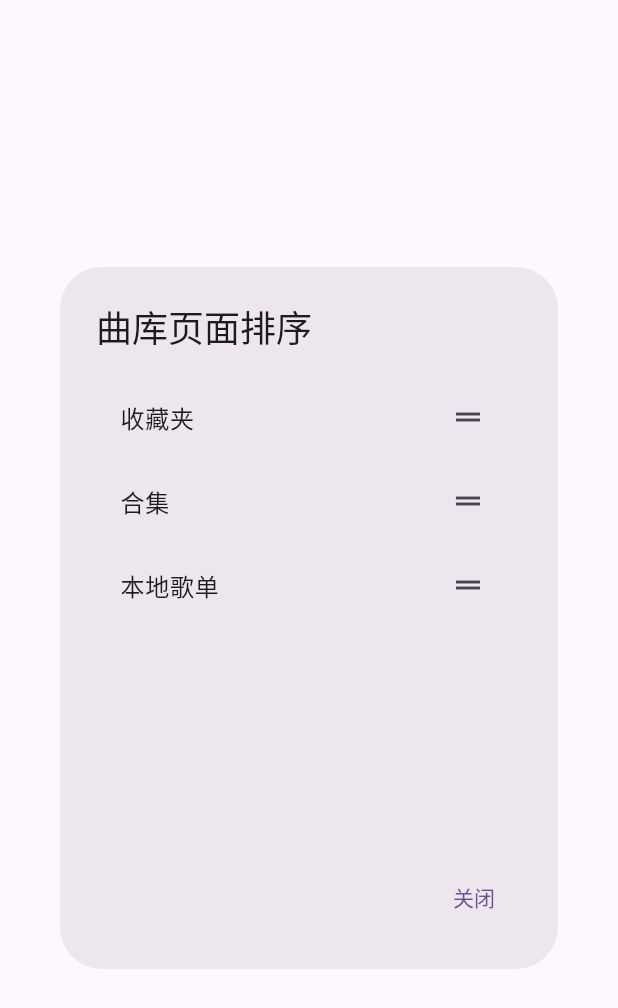
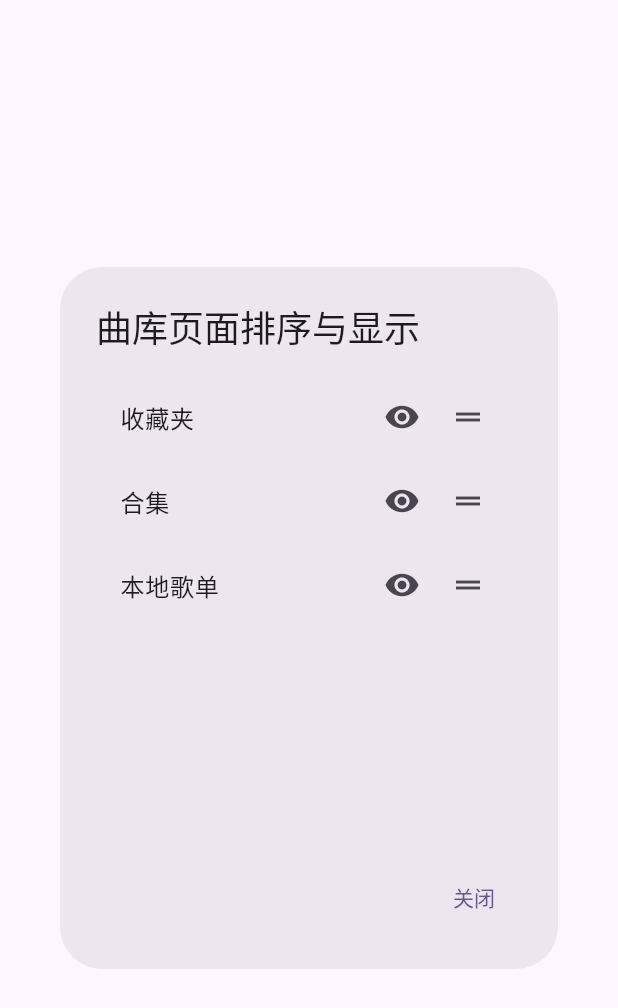
Before and after one commit to UtopiaXC/UtopiaMusic, a Flutter app: the _LibraryOrderDialog widget shown alone on an empty page, opened directly, on a phone screen of 412 x 824 dp. Shown: the top 1008 px of the screen. Run offline on Flutter 3.47's test engine with Material 3 defaults, Android fonts, the phone set to English and light mode, and no system bars; our stand-ins replace cookie_jar, dio, dio_cookie_manager, flutter_colorpicker, flutter_markdown_plus, flutter_phoenix and 10 more; missing offline and left inert: just_audio_media_kit, privacy_screen; accounts and stored records are empty; network calls fail; statements that could not run were skipped.

```diff
--- a/lib/pages/main/settings/fragments/appearance_settings_page.dart
+++ b/lib/pages/main/settings/fragments/appearance_settings_page.dart
@@ -139,7 +139,7 @@ class AppearanceSettingsPage extends StatelessWidget {
 
   Widget _buildLibraryOrderItem(BuildContext context) {
     return ListTile(
-      title: const Text('曲库页面排序'),
+      title: const Text('曲库页面排序与显示'),
       trailing: const Icon(Icons.chevron_right),
       onTap: () => _showLibraryOrderDialog(context),
     );
@@ -159,7 +159,7 @@ class _LibraryOrderDialog extends StatelessWidget {
   @override
   Widget build(BuildContext context) {
     return AlertDialog(
-      title: const Text('曲库页面排序'),
+      title: const Text('曲库页面排序与显示'),
       content: SizedBox(
         width: double.maxFinite,
         height: 300,
@@ -170,6 +170,7 @@ class _LibraryOrderDialog extends StatelessWidget {
               onReorder: libraryProvider.updateOrder,
               itemBuilder: (context, index) {
                 final type = libraryProvider.categoryOrder[index];
+                final isHidden = libraryProvider.hiddenCategories.contains(type);
                 String title = '';
                 switch (type) {
                   case PlaylistCategoryType.favorites:
@@ -184,8 +185,24 @@ class _LibraryOrderDialog extends StatelessWidget {
                 }
                 return ListTile(
                   key: ValueKey(type),
-                  title: Text(title),
-                  trailing: const Icon(Icons.drag_handle),
+                  title: Text(
+                    title,
+                    style: TextStyle(
+                      color: isHidden ? Theme.of(context).disabledColor : null,
+                      decoration: isHidden ? TextDecoration.lineThrough : null,
+                    ),
+                  ),
+                  trailing: Row(
+                    mainAxisSize: MainAxisSize.min,
+                    children: [
+                      IconButton(
+                        icon: Icon(isHidden ? Icons.visibility_off : Icons.visibility),
+                        onPressed: () => _showVisibilityDialog(context, libraryProvider, type, isHidden),
+                      ),
+                      const SizedBox(width: 8),
+                      const Icon(Icons.drag_handle),
+                    ],
+                  ),
                 );
               },
             );
@@ -200,4 +217,27 @@ class _LibraryOrderDialog extends StatelessWidget {
       ],
     );
   }
+
+  void _showVisibilityDialog(BuildContext context, LibraryProvider provider, PlaylistCategoryType type, bool isHidden) {
+    showDialog(
+      context: context,
+      builder: (dialogContext) => AlertDialog(
+        title: Text(isHidden ? '显示控件' : '隐藏控件'),
+        content: Text(isHidden ? '是否在曲库中恢复显示该控件？' : '是否在曲库中隐藏该控件？'),
+        actions: [
+          TextButton(
+            onPressed: () => Navigator.pop(dialogContext),
+            child: const Text('取消'),
+          ),
+          TextButton(
+            onPressed: () {
+              provider.toggleCategoryVisibility(type);
+              Navigator.pop(dialogContext);
+            },
+            child: const Text('确认'),
+          ),
+        ],
+      ),
+    );
+  }
 }
```
Also changed, not shown: lib/pages/main/library/library_page.dart (+36 -4 lines), lib/pages/main/library/widgets/playlist_category_widget.dart (+35 -5 lines), lib/providers/library_provider.dart (+41 -5 lines), 2 other files.
